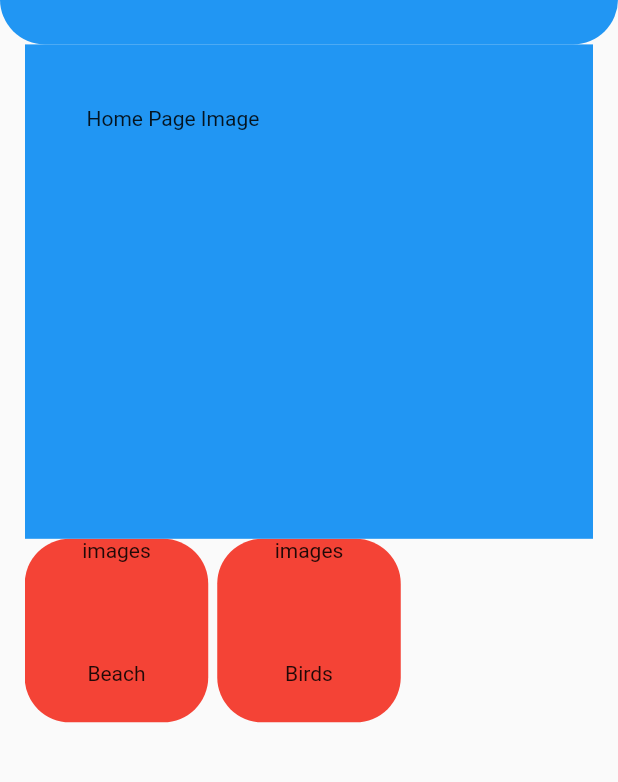
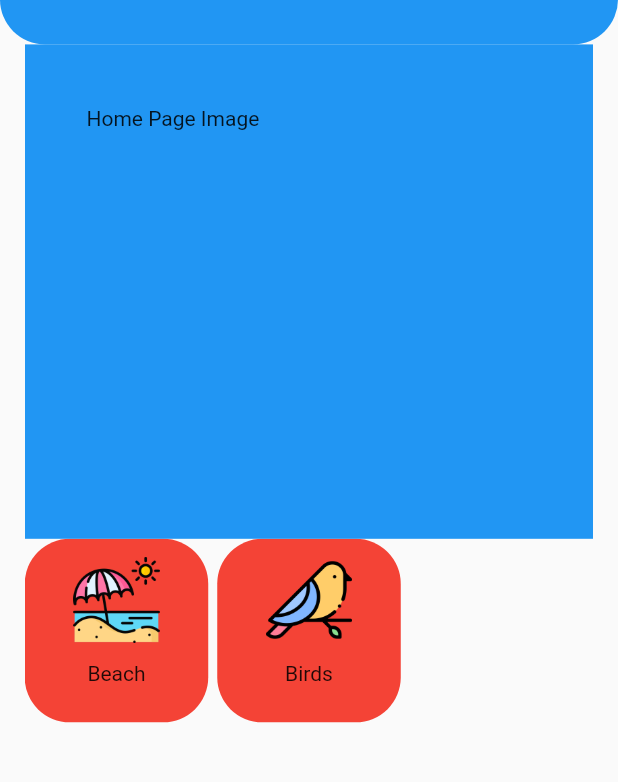
Before and after one commit to Ridley7/Trainings, a Flutter app: the screen it shows after launch, on a phone screen of 412 x 824 dp, the part 141-923 px from its top. Run offline on Flutter 3.47's test engine with Material 2 defaults, Android fonts, the phone set to English and light mode, and no system bars; our stand-ins replace bloc, charts_flutter, equatable, flutter_bloc, flutter_map, flutter_secure_storage and 6 more; accounts and stored records are empty.

Commit message:
feat: capitulo 4

```diff
--- a/chinese_flashcards/lib/components/home_page/topic_tile.dart
+++ b/chinese_flashcards/lib/components/home_page/topic_tile.dart
@@ -10,7 +10,11 @@ class TopicTile extends StatelessWidget {
 
   @override
   Widget build(BuildContext context) {
-    return Container(
+    return GestureDetector(
+      onTap: (){
+
+      },
+      child: Container(
         decoration: BoxDecoration(
           color: Colors.red,
           borderRadius: BorderRadius.circular(30),
@@ -19,7 +23,10 @@ class TopicTile extends StatelessWidget {
           children: [
             Expanded(
               flex: 2,
-              child: Text('images')
+                child: Padding(
+                  padding: const EdgeInsets.all(12.0),
+                  child: Image.asset('assets/images/$topic.png'),
+                ),
             ),
 
             Expanded(
@@ -27,6 +34,7 @@ class TopicTile extends StatelessWidget {
             )
           ],
         ),
+      ),
     );
   }
 }
--- a/chinese_flashcards/pubspec.yaml
+++ b/chinese_flashcards/pubspec.yaml
@@ -58,9 +58,8 @@ flutter:
   uses-material-design: true
 
   # To add assets to your application, add an assets section, like this:
-  # assets:
-  #   - images/a_dot_burr.jpeg
-  #   - images/a_dot_ham.jpeg
+  assets:
+    - assets/images/
 
   # An image asset can refer to one or more resolution-specific "variants", see
   # https://flutter.dev/assets-and-images/#resolution-aware
```
Also changed, not shown: chinese_flashcards/assets/images/Beach.png (added), chinese_flashcards/assets/images/Birds.png (added). Lines whose indentation alone changed are shown as unchanged.
